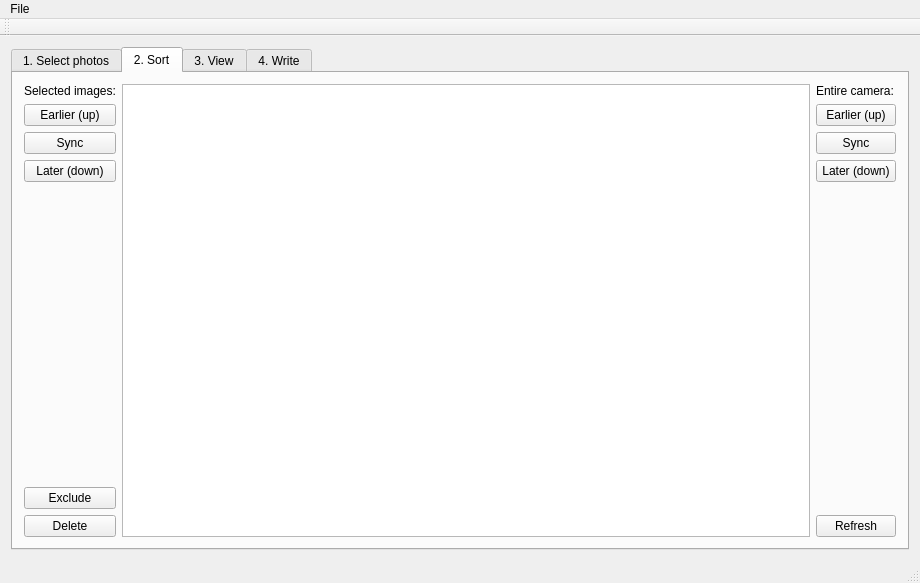
The window that src/mainwindow.ui (tdegeus/chroto) describes before a commit, drawn with Qt 5.
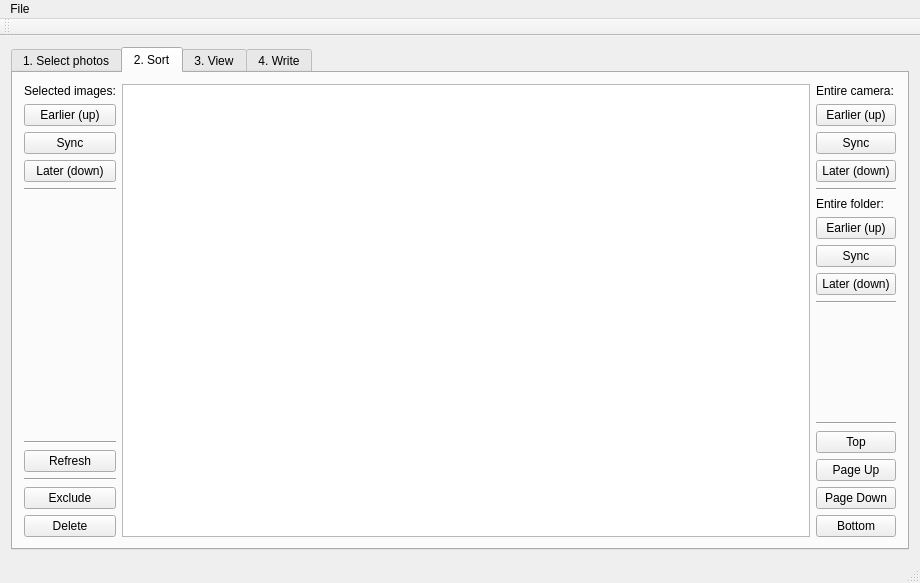
The same window after the commit. The open tabs and pages were chosen to show the change.

Commit message: Feature extension

```diff
--- a/src/mainwindow.ui
+++ b/src/mainwindow.ui
@@ -14,7 +14,7 @@
    <string>MainWindow</string>
   </property>
   <widget class="QWidget" name="centralWidget">
-   <layout class="QHBoxLayout" name="horizontalLayout">
+   <layout class="QVBoxLayout" name="verticalLayout_5">
     <item>
      <widget class="QTabWidget" name="tabWidget">
       <property name="currentIndex">
@@ -803,6 +803,13 @@
             </property>
            </widget>
           </item>
+          <item>
+           <widget class="Line" name="line_3">
+            <property name="orientation">
+             <enum>Qt::Horizontal</enum>
+            </property>
+           </widget>
+          </item>
           <item>
            <spacer name="verticalSpacer_11">
             <property name="orientation">
@@ -816,6 +823,30 @@
             </property>
            </spacer>
           </item>
+          <item>
+           <widget class="Line" name="line_5">
+            <property name="orientation">
+             <enum>Qt::Horizontal</enum>
+            </property>
+           </widget>
+          </item>
+          <item>
+           <widget class="QPushButton" name="pushButtonT2_refresh">
+            <property name="text">
+             <string>Refresh</string>
+            </property>
+            <property name="shortcut">
+             <string>Ctrl+R</string>
+            </property>
+           </widget>
+          </item>
+          <item>
+           <widget class="Line" name="line_2">
+            <property name="orientation">
+             <enum>Qt::Horizontal</enum>
+            </property>
+           </widget>
+          </item>
           <item>
            <widget class="QPushButton" name="pushButtonT2i_excl">
             <property name="text">
@@ -869,6 +900,48 @@
             </property>
            </widget>
           </item>
+          <item>
+           <widget class="Line" name="line_4">
+            <property name="orientation">
+             <enum>Qt::Horizontal</enum>
+            </property>
+           </widget>
+          </item>
+          <item>
+           <widget class="QLabel" name="label_8">
+            <property name="text">
+             <string>Entire folder:</string>
+            </property>
+           </widget>
+          </item>
+          <item>
+           <widget class="QPushButton" name="pushButtonT2f_up">
+            <property name="text">
+             <string>Earlier (up)</string>
+            </property>
+           </widget>
+          </item>
+          <item>
+           <widget class="QPushButton" name="pushButtonT2f_sync">
+            <property name="text">
+             <string>Sync</string>
+            </property>
+           </widget>
+          </item>
+          <item>
+           <widget class="QPushButton" name="pushButtonT2f_dwn">
+            <property name="text">
+             <string>Later (down)</string>
+            </property>
+           </widget>
+          </item>
+          <item>
+           <widget class="Line" name="line_6">
+            <property name="orientation">
+             <enum>Qt::Horizontal</enum>
+            </property>
+           </widget>
+          </item>
           <item>
            <spacer name="verticalSpacer_9">
             <property name="orientation">
@@ -883,9 +956,49 @@
            </spacer>
           </item>
           <item>
-           <widget class="QPushButton" name="pushButtonT2_refresh">
+           <widget class="Line" name="line">
+            <property name="orientation">
+             <enum>Qt::Horizontal</enum>
+            </property>
+           </widget>
+          </item>
+          <item>
+           <widget class="QPushButton" name="pushButtonT2_navTop">
             <property name="text">
-             <string>Refresh</string>
+             <string>Top</string>
+            </property>
+            <property name="shortcut">
+             <string>T</string>
+            </property>
+           </widget>
+          </item>
+          <item>
+           <widget class="QPushButton" name="pushButtonT2_navPgUp">
+            <property name="text">
+             <string>Page Up</string>
+            </property>
+            <property name="shortcut">
+             <string>Ctrl+Up</string>
+            </property>
+           </widget>
+          </item>
+          <item>
+           <widget class="QPushButton" name="pushButtonT2_navPgDwn">
+            <property name="text">
+             <string>Page Down</string>
+            </property>
+            <property name="shortcut">
+             <string>Ctrl+Down</string>
+            </property>
+           </widget>
+          </item>
+          <item>
+           <widget class="QPushButton" name="pushButtonT2_navBottom">
+            <property name="text">
+             <string>Bottom</string>
+            </property>
+            <property name="shortcut">
+             <string>B</string>
             </property>
            </widget>
           </item>
```
Left out of the diff: 43 changed lines with no effect on the pictures. The commit also changes 2 other files.
